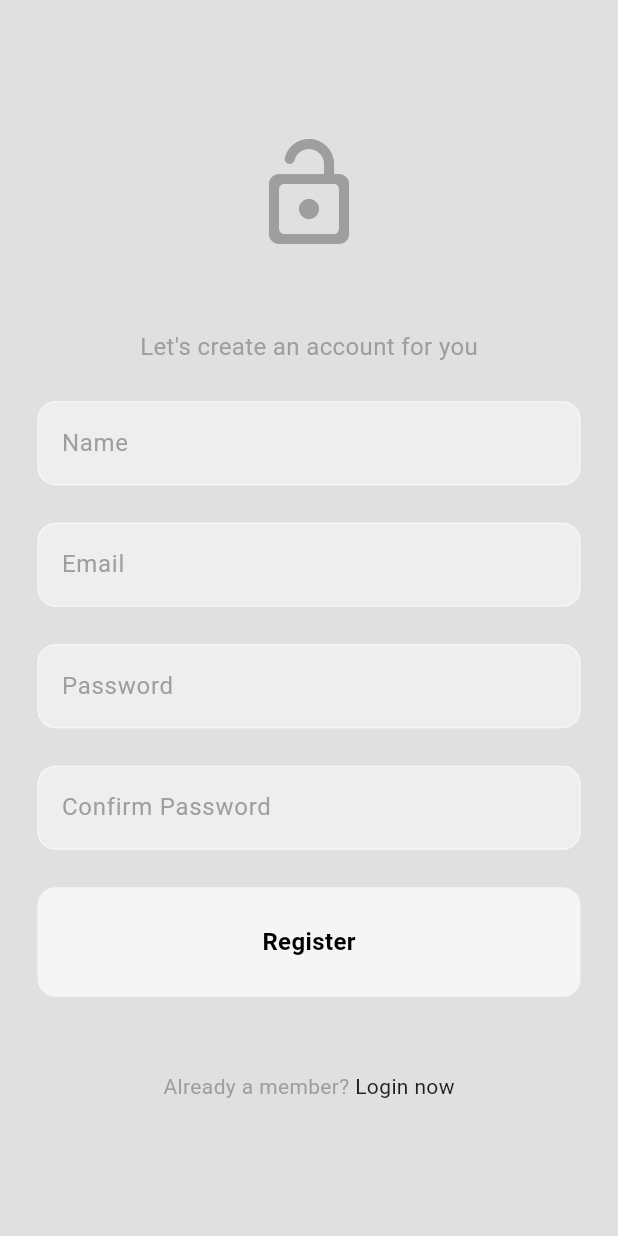
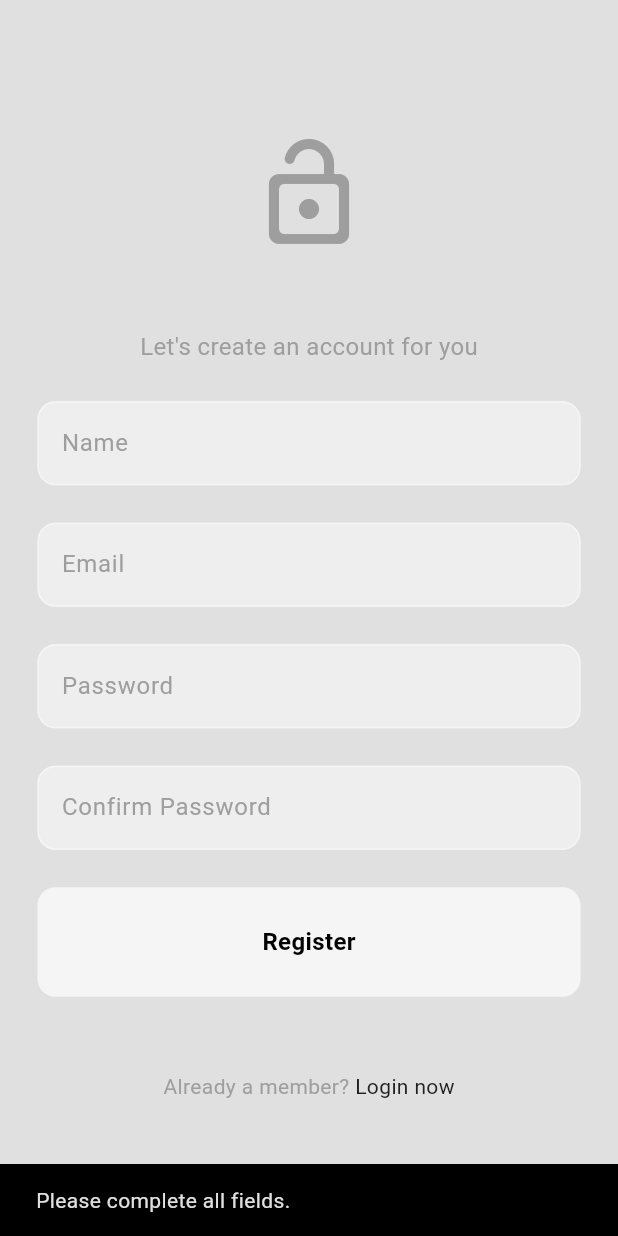
Before and after one commit to KeahiBokeo/social_media_flutter, a Flutter app: the screen it shows after launch, after a tap on "Register now", after a tap on "Register", on a phone screen of 412 x 824 dp. Run offline on Flutter 3.47's test engine with Material 3 defaults, Android fonts, the phone set to English and light mode, and no system bars; our stand-ins replace cloud_firestore, firebase_auth, firebase_core, flutter_bloc; accounts and stored records are empty.

```diff
--- a/lib/app.dart
+++ b/lib/app.dart
@@ -1,11 +1,10 @@
 import 'package:flutter/material.dart';
 import 'package:flutter_bloc/flutter_bloc.dart';
 import 'package:social_media_flutter/features/auth/data/firebase_auth_repo.dart';
-import 'package:social_media_flutter/features/auth/domain/repos/auth_repo.dart';
 import 'package:social_media_flutter/features/auth/presentation/cubits/auth_cubit.dart';
 import 'package:social_media_flutter/features/auth/presentation/cubits/auth_states.dart';
 import 'package:social_media_flutter/features/auth/presentation/pages/auth_page.dart';
-import 'package:social_media_flutter/features/post/presentation/pages/home_page.dart';
+import 'package:social_media_flutter/features/home/presentation/pages/home_page.dart';
 import 'package:social_media_flutter/themes/light_mode.dart';
 
 /*
@@ -59,7 +58,13 @@ class MyApp extends StatelessWidget {
               );
             }
           },
-          listener: (context, state) {},
+          listener: (context, authState) {
+            if (authState is AuthError) {
+              ScaffoldMessenger.of(
+                context,
+              ).showSnackBar(SnackBar(content: Text(authState.message)));
+            }
+          },
         ),
       ),
     );
--- a/lib/features/auth/presentation/pages/register_page.dart
+++ b/lib/features/auth/presentation/pages/register_page.dart
@@ -13,8 +13,10 @@ If user doesn't have an account yet, they can go to register page from here to c
 
 */
 import 'package:flutter/material.dart';
+import 'package:flutter_bloc/flutter_bloc.dart';
 import 'package:social_media_flutter/features/auth/presentation/components/my_button.dart';
 import 'package:social_media_flutter/features/auth/presentation/components/my_text_field.dart';
+import 'package:social_media_flutter/features/auth/presentation/cubits/auth_cubit.dart';
 
 class RegisterPage extends StatefulWidget {
   final void Function()? togglePages;
@@ -30,6 +32,48 @@ class _RegisterPageState extends State<RegisterPage> {
   final emailController = TextEditingController();
   final pwController = TextEditingController();
   final confirmPwController = TextEditingController();
+
+  //register button pressed
+  void register() {
+    //prepare info
+    final String name = nameController.text;
+    final String email = emailController.text;
+    final String pw = pwController.text;
+    final String confirmPw = confirmPwController.text;
+
+    //auth cubit
+    final authCubit = context.read<AuthCubit>();
+
+    //ensure the fields aren't empty
+    if (email.isNotEmpty &&
+        name.isNotEmpty &&
+        pw.isNotEmpty &&
+        confirmPw.isNotEmpty) {
+      if (pw == confirmPw) {
+        authCubit.register(name, email, pw);
+      } else {
+        ScaffoldMessenger.of(context).showSnackBar(
+          const SnackBar(content: Text("Passwords do not match!")),
+        );
+      }
+    }
+    //fields are empty -> display error
+    else {
+      ScaffoldMessenger.of(context).showSnackBar(
+        const SnackBar(content: Text("Please complete all fields.")),
+      );
+    }
+  }
+
+  @override
+  void dispose() {
+    // TODO: implement dispose
+    nameController.dispose();
+    emailController.dispose();
+    pwController.dispose();
+    confirmPwController.dispose();
+    super.dispose();
+  }
 
   @override
   Widget build(BuildContext context) {
@@ -92,7 +136,7 @@ class _RegisterPageState extends State<RegisterPage> {
 
                 // Register button
                 const SizedBox(height: 25),
-                MyButton(onTap: () {}, text: "Register"),
+                MyButton(onTap: register, text: "Register"),
 
                 // already a member? login now
                 const SizedBox(height: 50),
--- a/lib/main.dart
+++ b/lib/main.dart
@@ -1,6 +1,6 @@
 import 'package:flutter/material.dart';
 import 'package:firebase_core/firebase_core.dart';
-import 'package:social_media_flutter/firebase_options.dart';
+import 'package:social_media_flutter/config/firebase_options.dart';
 import 'app.dart';
 
 void main() async {
--- a/pubspec.yaml
+++ b/pubspec.yaml
@@ -38,6 +38,7 @@ dependencies:
   firebase_auth: ^5.5.2
   flutter_bloc: ^9.1.0
   provider: ^6.1.4
+  cloud_firestore: ^5.6.6
 
 dev_dependencies:
   flutter_test:
```
Also changed, not shown: lib/features/auth/data/firebase_auth_repo.dart (+7 -0 lines), lib/features/home/presentation/components/my_drawer.dart (added, +88 -0 lines), lib/features/home/presentation/components/my_drawer_tile.dart (added, +26 -0 lines), lib/features/home/presentation/pages/home_page.dart (renamed from lib/features/post/presentation/pages/home_page.dart, +6 -1 lines), lib/features/profile/data/firebase_profile_repo.dart (added, +49 -0 lines), lib/features/profile/domain/entities/profile_user.dart (added, +47 -0 lines), lib/features/profile/domain/repos/profile_repo.dart (added, +12 -0 lines), lib/features/profile/presentation/pages/profile_page.dart (added, +22 -0 lines), lib/config/firebase_options.dart (renamed from lib/firebase_options.dart), lib/features/profile/presentation/cubits/profile_cubit.dart (added), pubspec.lock, 3 other files.
